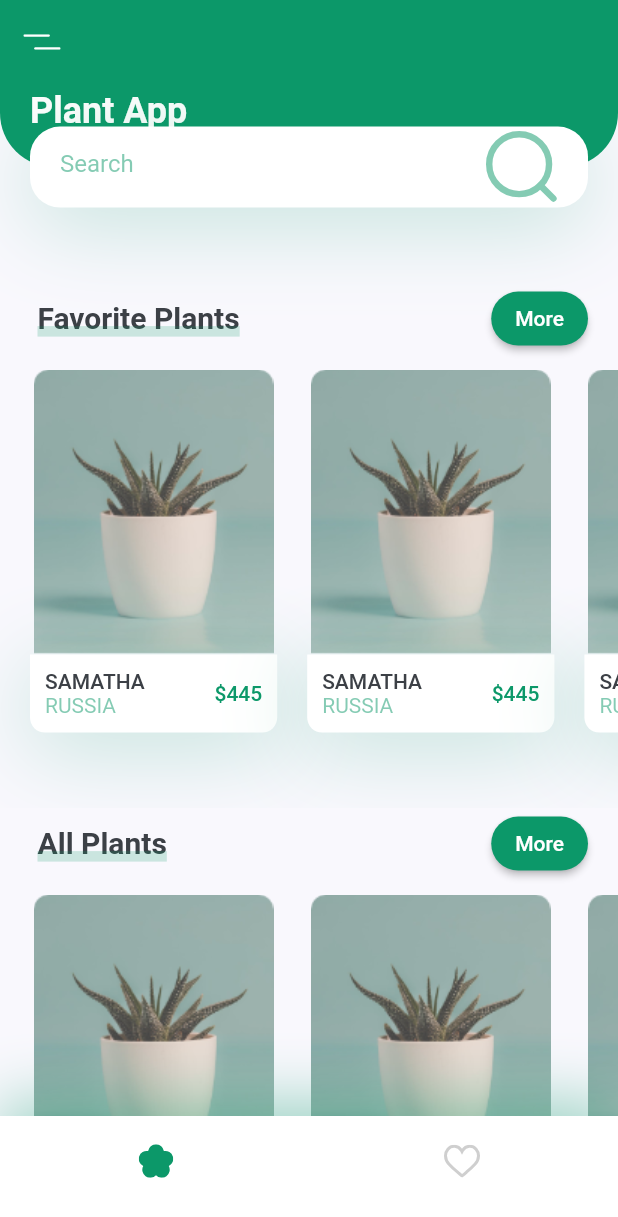
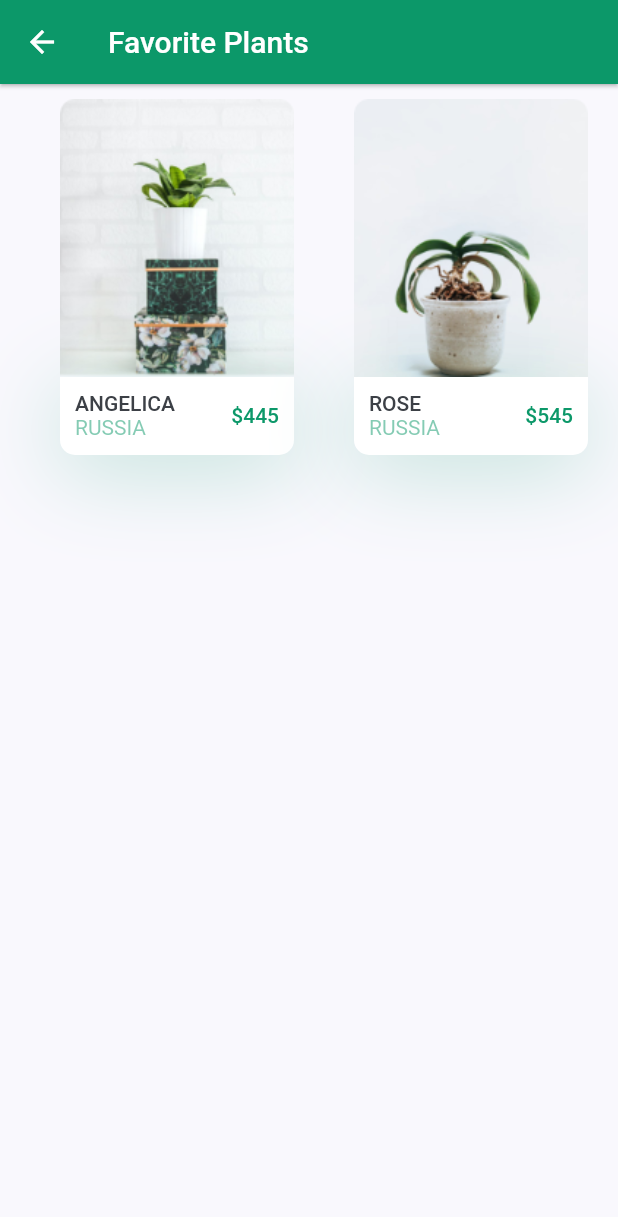
Before and after one commit to arllain/flutter, a Flutter app: the screen it shows after launch, after a tap on "More", on a phone screen of 412 x 824 dp. Shown: the top 1217 px of the screen. Run offline on Flutter 3.47's test engine with Material 2 defaults, Android fonts, the phone set to English and light mode, and no system bars; our stand-ins replace flutter_svg.

Commit message:
Ao clicar no botão more navegar para a tela que mostra os cards em grid de plantas, conforme a seção que foi clicada

```diff
--- /dev/null
+++ b/Intermediario/desafio/lib/models/plant.dart
@@ -0,0 +1,14 @@
+class Plant {
+  String id;
+  String name;
+  String image;
+  double price;
+  String country;
+
+  Plant(
+      {required this.id,
+      required this.name,
+      required this.image,
+      required this.price,
+      required this.country});
+}
--- a/Intermediario/desafio/lib/screens/home/components/home_body.dart
+++ b/Intermediario/desafio/lib/screens/home/components/home_body.dart
@@ -1,9 +1,7 @@
-import 'dart:ffi';
-
-import 'package:challenge_ui_plant_app/constants.dart';
-import 'package:challenge_ui_plant_app/screens/home/components/recommend_plan_card.dart';
+import 'package:challenge_ui_plant_app/models/plant.dart';
+import 'package:challenge_ui_plant_app/repositories/plant_repository.dart';
+import 'package:challenge_ui_plant_app/screens/plants/plant_list_screen.dart';
 import 'package:flutter/material.dart';
-
 import 'header_with_searchbox.dart';
 import 'recomemded_plan_list.dart';
 import 'title_with_button_row.dart';
@@ -15,32 +13,36 @@ class HomeBody extends StatelessWidget {
   Widget build(BuildContext context) {
     Size screenSize = MediaQuery.of(context).size;
 
-    return
-    SingleChildScrollView(
+    return SingleChildScrollView(
       child: Column(
         children: [
-          HeaderWithSearchBox(
-            screenSize: screenSize
-          ),
-
+          HeaderWithSearchBox(screenSize: screenSize),
           TitleWithButtonRow(
-            title: "Favorite Plants",
-            buttonText: "More",
-            onPressed: () {},
-          ),
-
+              title: "Favorite Plants",
+              buttonText: "More",
+              onPressed: () => navigateToPlantListScreen(
+                  context, "Favorite Plants", PlantRepository.favoritesPlants)),
           const RecomemdedPlantList(),
-
           TitleWithButtonRow(
-            title: "All Plants",
-            buttonText: "More",
-            onPressed: () {},
-          ),
-
+              title: "All Plants",
+              buttonText: "More",
+              onPressed: () => navigateToPlantListScreen(
+                  context, "All Plants", PlantRepository.allPlants)),
           const RecomemdedPlantList(),
-
         ],
       ),
     );
   }
+
+  void navigateToPlantListScreen(
+      BuildContext context, String title, List<Plant> plants) {
+    Navigator.push(
+        context,
+        MaterialPageRoute(
+          builder: (context) => PlantListScreen(
+            title: title,
+            plantList: plants,
+          ),
+        ));
+  }
 }
--- /dev/null
+++ b/Intermediario/desafio/lib/screens/plants/components/body_plant.dart
@@ -0,0 +1,39 @@
+import 'package:challenge_ui_plant_app/constants.dart';
+import 'package:challenge_ui_plant_app/models/plant.dart';
+import 'package:challenge_ui_plant_app/screens/home/components/recommend_plan_card.dart';
+import 'package:flutter/cupertino.dart';
+import 'package:flutter/material.dart';
+
+class BodyPlant extends StatelessWidget {
+  const BodyPlant({Key? key, required this.plants}) : super(key: key);
+
+  final List<Plant> plants;
+
+  @override
+  Widget build(BuildContext context) {
+    return Column(
+      crossAxisAlignment: CrossAxisAlignment.start,
+      children: <Widget>[
+        Expanded(
+          child: Padding(
+            padding: const EdgeInsets.symmetric(horizontal: kDefaultPadding),
+            child: GridView.builder(
+                itemCount: plants.length,
+                gridDelegate: const SliverGridDelegateWithFixedCrossAxisCount(
+                  crossAxisCount: 2,
+                  mainAxisSpacing: kDefaultPadding,
+                  crossAxisSpacing: kDefaultPadding,
+                  childAspectRatio: 0.58,
+                ),
+                itemBuilder: (context, index) => RecomendedPlanCard(
+                      image: plants[index].image,
+                      title: plants[index].name,
+                      country: plants[index].country,
+                      price: plants[index].price.toInt(),
+                    )),
+          ),
+        ),
+      ],
+    );
+  }
+}
--- /dev/null
+++ b/Intermediario/desafio/lib/screens/plants/plant_list_screen.dart
@@ -0,0 +1,31 @@
+import 'package:challenge_ui_plant_app/models/plant.dart';
+import 'package:challenge_ui_plant_app/screens/plants/components/body_plant.dart';
+import 'package:flutter/material.dart';
+import 'package:challenge_ui_plant_app/constants.dart';
+
+class PlantListScreen extends StatelessWidget {
+  const PlantListScreen({
+    Key? key,
+    required this.title,
+    required this.plantList,
+  }) : super(key: key);
+
+  final String title;
+  final List<Plant> plantList;
+  @override
+  Widget build(BuildContext context) {
+    return Scaffold(
+        appBar: buildAppBar(),
+        body: BodyPlant(
+          plants: plantList,
+        ));
+  }
+
+  AppBar buildAppBar() {
+    return AppBar(
+      title: Text(title),
+      backgroundColor: kPrimaryColor,
+      elevation: 1,
+    );
+  }
+}
```
Also changed, not shown: Intermediario/desafio/lib/repositories/plant_repository.dart (added, +39 -0 lines).
